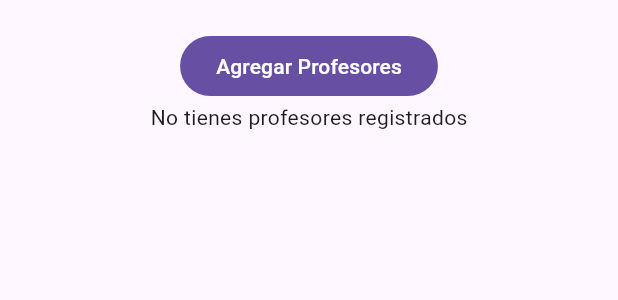
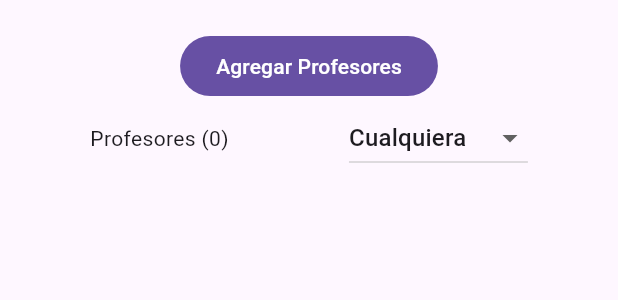
Before and after one commit to rojasaguilar/u3_p2_checador_asistencia, a Flutter app: the Profesores widget shown alone on an empty page, opened directly, on a phone screen of 412 x 824 dp. Shown: the top 300 px of the screen. Run offline on Flutter 3.47's test engine with Material 3 defaults, Android fonts, the phone set to English and light mode, and no system bars; our stand-ins replace sqflite; accounts and stored records are empty.

Commit message:
filtrado de porfesores por materia

```diff
--- a/lib/pages/profesores.dart
+++ b/lib/pages/profesores.dart
@@ -15,6 +15,16 @@ class _ProfesoresState extends State<Profesores> {
 
   ControllerProfesor controllerProfesor = ControllerProfesor();
 
+  List<String> carreras = [
+    "Sistemas",
+    "Mecatrónicia",
+    "Industrial",
+    "Arquitectura",
+    "Civil",
+    "Cualquiera",
+  ];
+  String? carreraSeleccionada = "Cualquiera";
+
   @override
   void initState() {
     // TODO: implement initState
@@ -24,7 +34,9 @@ class _ProfesoresState extends State<Profesores> {
 
   @override
   Widget build(BuildContext context) {
-    return Padding(padding: EdgeInsets.all(20), child: Column(
+    return Padding(
+      padding: EdgeInsets.all(20),
+      child: Column(
         children: [
           FilledButton(
             onPressed: () {
@@ -45,13 +57,67 @@ class _ProfesoresState extends State<Profesores> {
           ),
 
           profesores.isEmpty
-            ? Center(child: Text("No tienes profesores registrados"))
+              ? Row(
+                  mainAxisAlignment: MainAxisAlignment.spaceAround,
+                  children: [
+                    Text("Profesores (${profesores.length})"),
+                    DropdownButton<String>(
+                      value: carreraSeleccionada,
+                      items: carreras
+                          .map(
+                            (carrera) => DropdownMenuItem<String>(
+                              child: Text(carrera),
+                              value: carrera,
+                            ),
+                          )
+                          .toList(),
+                      onChanged: (x) {
+                        setState(() {
+                          carreraSeleccionada = x;
+                        });
+                        if (carreraSeleccionada == "Cualquiera") {
+                          actualizarProfesores();
+                          return;
+                        }
+                        filtrarProfesoresPorCarrera();
+                        return;
+                      },
+                    ),
+                  ],
+                )
               //LISTA DE PROFES
               : Expanded(
                   child: Column(
                     crossAxisAlignment: CrossAxisAlignment.start,
                     children: [
+                      Row(
+                        mainAxisAlignment: MainAxisAlignment.spaceAround,
+                        children: [
                           Text("Profesores (${profesores.length})"),
+                          DropdownButton<String>(
+                            value: carreraSeleccionada,
+                            items: carreras
+                                .map(
+                                  (carrera) => DropdownMenuItem<String>(
+                                    child: Text(carrera),
+                                    value: carrera,
+                                  ),
+                                )
+                                .toList(),
+                            onChanged: (x) {
+                              setState(() {
+                                carreraSeleccionada = x;
+                              });
+                              if (carreraSeleccionada == "Cualquiera") {
+                                actualizarProfesores();
+                                return;
+                              }
+                              filtrarProfesoresPorCarrera();
+                              return;
+                            },
+                          ),
+                        ],
+                      ),
                       Expanded(
                         child: ListView(
                           children: profesores
@@ -68,7 +134,8 @@ class _ProfesoresState extends State<Profesores> {
                   ),
                 ),
         ],
-    ));
+      ),
+    );
   }
 
   void actualizarProfesores() async {
@@ -80,4 +147,13 @@ class _ProfesoresState extends State<Profesores> {
 
     profesores.forEach((profesor) => print("${profesor.toJSON()} \n"));
   }
+
+  void filtrarProfesoresPorCarrera() async {
+    final data = await controllerProfesor.filtrarPorCarrera(
+      carreraSeleccionada!,
+    );
+    setState(() {
+      profesores = data;
+    });
   }
+}
```
Also changed, not shown: lib/controllers/controllerProfesor.dart (+12 -0 lines), lib/pages/horarios.dart (+7 -0 lines). Lines whose indentation alone changed are shown as unchanged.
